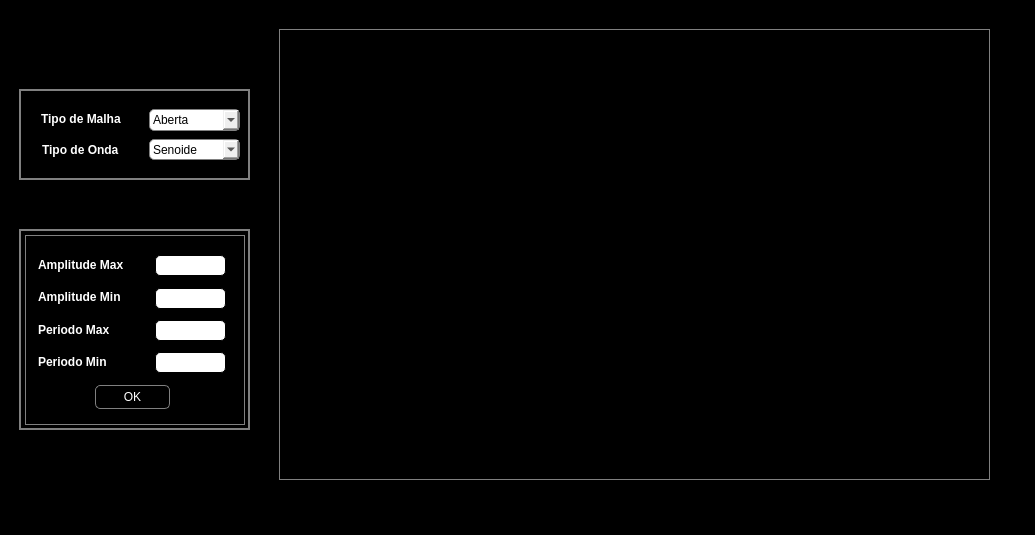
Aandre99/Projeto-Sistema-De-Controle, file interface.ui: the form before one commit.
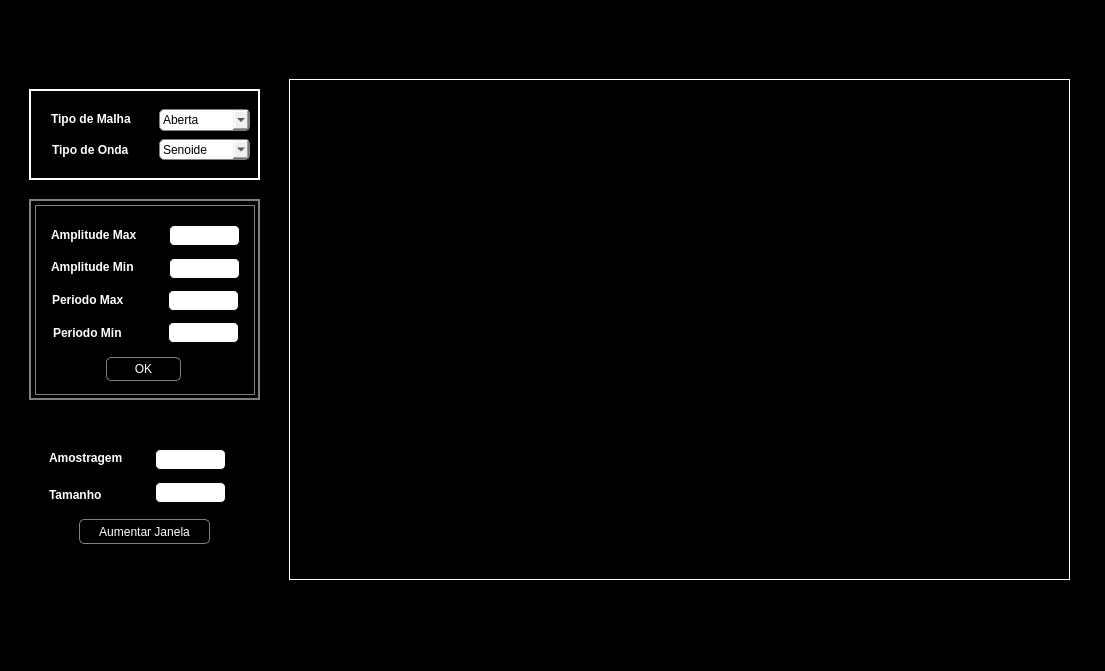
The form after the commit. The open tabs and pages were chosen to show the change.

Commit message: Adicionando a opção de aumentar a janela

```diff
--- a/interface.ui
+++ b/interface.ui
@@ -6,20 +6,20 @@
    <rect>
     <x>0</x>
     <y>0</y>
-    <width>1035</width>
-    <height>535</height>
+    <width>1105</width>
+    <height>671</height>
    </rect>
   </property>
   <property name="minimumSize">
    <size>
-    <width>1035</width>
-    <height>535</height>
+    <width>1105</width>
+    <height>671</height>
    </size>
   </property>
   <property name="maximumSize">
    <size>
-    <width>1035</width>
-    <height>535</height>
+    <width>1105</width>
+    <height>671</height>
    </size>
   </property>
   <property name="windowTitle">
@@ -31,20 +31,20 @@
      <rect>
       <x>-1</x>
       <y>-1</y>
-      <width>1041</width>
-      <height>541</height>
+      <width>1111</width>
+      <height>691</height>
      </rect>
     </property>
     <property name="minimumSize">
      <size>
-      <width>0</width>
-      <height>0</height>
+      <width>1111</width>
+      <height>691</height>
      </size>
     </property>
     <property name="maximumSize">
      <size>
-      <width>1041</width>
-      <height>611</height>
+      <width>1111</width>
+      <height>691</height>
      </size>
     </property>
     <property name="styleSheet">
@@ -65,8 +65,8 @@
     <widget class="QStackedWidget" name="stackedWidget">
      <property name="geometry">
       <rect>
-       <x>20</x>
-       <y>230</y>
+       <x>30</x>
+       <y>200</y>
        <width>231</width>
        <height>201</height>
       </rect>
@@ -289,7 +289,7 @@
        <widget class="QLabel" name="label_6">
         <property name="geometry">
          <rect>
-          <x>13</x>
+          <x>16</x>
           <y>22</y>
           <width>111</width>
           <height>16</height>
@@ -311,7 +311,7 @@
         </property>
         <property name="geometry">
          <rect>
-          <x>130</x>
+          <x>134</x>
           <y>20</y>
           <width>71</width>
           <height>21</height>
@@ -327,7 +327,7 @@
        <widget class="QLabel" name="label_7">
         <property name="geometry">
          <rect>
-          <x>13</x>
+          <x>16</x>
           <y>54</y>
           <width>111</width>
           <height>16</height>
@@ -349,7 +349,7 @@
         </property>
         <property name="geometry">
          <rect>
-          <x>130</x>
+          <x>134</x>
           <y>53</y>
           <width>71</width>
           <height>21</height>
@@ -368,7 +368,7 @@
         </property>
         <property name="geometry">
          <rect>
-          <x>130</x>
+          <x>133</x>
           <y>85</y>
           <width>71</width>
           <height>21</height>
@@ -384,7 +384,7 @@
        <widget class="QLabel" name="label_8">
         <property name="geometry">
          <rect>
-          <x>13</x>
+          <x>17</x>
           <y>87</y>
           <width>111</width>
           <height>16</height>
@@ -409,7 +409,7 @@
         </property>
         <property name="geometry">
          <rect>
-          <x>130</x>
+          <x>133</x>
           <y>117</y>
           <width>71</width>
           <height>21</height>
@@ -425,8 +425,8 @@
        <widget class="QLabel" name="label_9">
         <property name="geometry">
          <rect>
-          <x>13</x>
-          <y>119</y>
+          <x>18</x>
+          <y>120</y>
           <width>111</width>
           <height>16</height>
          </rect>
@@ -453,8 +453,8 @@
         </property>
         <property name="geometry">
          <rect>
-          <x>70</x>
-          <y>150</y>
+          <x>71</x>
+          <y>152</y>
           <width>75</width>
           <height>24</height>
          </rect>
@@ -568,14 +568,14 @@
     <widget class="QFrame" name="frame">
      <property name="geometry">
       <rect>
-       <x>20</x>
+       <x>30</x>
        <y>90</y>
        <width>231</width>
        <height>91</height>
       </rect>
      </property>
      <property name="styleSheet">
-      <string notr="true">border: 2px solid gray;</string>
+      <string notr="true">border: 2px solid white;</string>
      </property>
      <property name="frameShape">
       <enum>QFrame::StyledPanel</enum>
@@ -700,16 +700,154 @@
     <widget class="QWidget" name="widget_ploter" native="true">
      <property name="geometry">
       <rect>
-       <x>280</x>
-       <y>30</y>
-       <width>711</width>
-       <height>451</height>
+       <x>290</x>
+       <y>80</y>
+       <width>781</width>
+       <height>501</height>
       </rect>
      </property>
+     <property name="minimumSize">
+      <size>
+       <width>781</width>
+       <height>501</height>
+      </size>
+     </property>
+     <property name="maximumSize">
+      <size>
+       <width>781</width>
+       <height>501</height>
+      </size>
+     </property>
      <property name="styleSheet">
-      <string notr="true">border: 1px solid gray;</string>
+      <string notr="true">border: 1px solid white;</string>
      </property>
     </widget>
+    <widget class="QFrame" name="frame_2">
+     <property name="geometry">
+      <rect>
+       <x>30</x>
+       <y>430</y>
+       <width>230</width>
+       <height>131</height>
+      </rect>
+     </property>
+     <property name="styleSheet">
+      <string notr="true">QFrame{
+border: 2px solid white;
+}
+
+QLabel{
+border:0px solid gray;
+};</string>
+     </property>
+     <property name="frameShape">
+      <enum>QFrame::StyledPanel</enum>
+     </property>
+     <property name="frameShadow">
+      <enum>QFrame::Raised</enum>
+     </property>
+     <widget class="QLabel" name="label_10">
+      <property name="geometry">
+       <rect>
+        <x>20</x>
+        <y>13</y>
+        <width>101</width>
+        <height>31</height>
+       </rect>
+      </property>
+      <property name="font">
+       <font>
+        <weight>75</weight>
+        <bold>true</bold>
+       </font>
+      </property>
+      <property name="text">
+       <string>Amostragem</string>
+      </property>
+     </widget>
+     <widget class="QLineEdit" name="lineEdit_janela_amost">
+      <property name="geometry">
+       <rect>
+        <x>126</x>
+        <y>20</y>
+        <width>71</width>
+        <height>21</height>
+       </rect>
+      </property>
+      <property name="styleSheet">
+       <string notr="true">QLineEdit{
+border: 1px solid black;
+border-radius: 5px;
+}</string>
+      </property>
+     </widget>
+     <widget class="QLabel" name="label_11">
+      <property name="geometry">
+       <rect>
+        <x>20</x>
+        <y>50</y>
+        <width>71</width>
+        <height>31</height>
+       </rect>
+      </property>
+      <property name="font">
+       <font>
+        <weight>75</weight>
+        <bold>true</bold>
+       </font>
+      </property>
+      <property name="text">
+       <string>Tamanho</string>
+      </property>
+     </widget>
+     <widget class="QLineEdit" name="lineEdit_janela_tam">
+      <property name="geometry">
+       <rect>
+        <x>126</x>
+        <y>53</y>
+        <width>71</width>
+        <height>21</height>
+       </rect>
+      </property>
+      <property name="styleSheet">
+       <string notr="true">QLineEdit{
+border: 1px solid black;
+border-radius: 5px;
+}</string>
+      </property>
+     </widget>
+     <widget class="QPushButton" name="pushButton_window">
+      <property name="geometry">
+       <rect>
+        <x>50</x>
+        <y>90</y>
+        <width>131</width>
+        <height>25</height>
+       </rect>
+      </property>
+      <property name="font">
+       <font>
+        <underline>false</underline>
+        <strikeout>false</strikeout>
+        <kerning>true</kerning>
+       </font>
+      </property>
+      <property name="styleSheet">
+       <string notr="true">QPushButton{
+border: 1px solid gray;
+border-radius: 5px;
+color: white;
+}
+QPushButton#pushButton_window:pressed {
+    background-color: gray;
+	color:white;
+}</string>
+      </property>
+      <property name="text">
+       <string>Aumentar Janela</string>
+      </property>
+     </widget>
+    </widget>
    </widget>
   </widget>
  </widget>
```
The commit also changes 5 other files.
